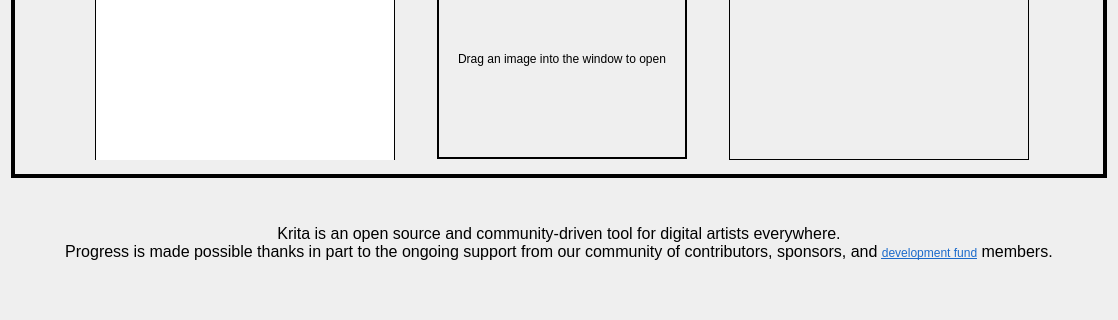
First picture: the form in libs/ui/forms/KisWelcomePage.ui, repository KDE/krita, before the edit; both pictures show x 0 to 1118 and y 418 to 738 of the 1118 by 738 pixel window.
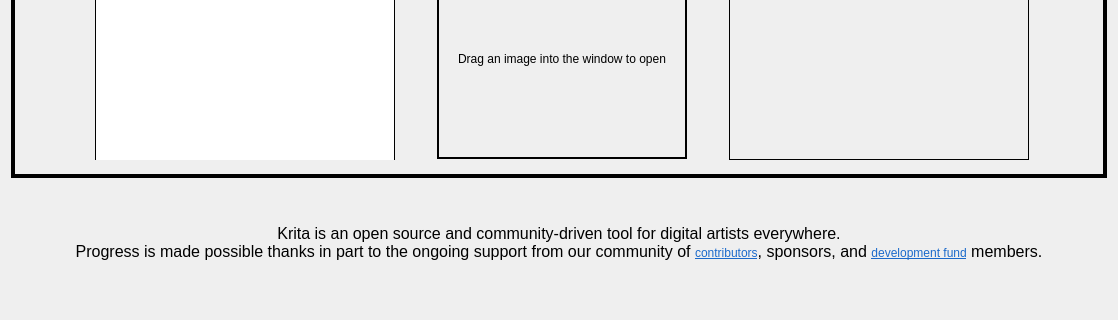
Second picture: the form after the edit. Custom widgets are drawn as their Qt base class.

Commit message: Welcome Page: Added Contributor's Manual link to the blurb.

What changed in the file:
```diff
--- a/libs/ui/forms/KisWelcomePage.ui
+++ b/libs/ui/forms/KisWelcomePage.ui
@@ -1831,7 +1831,7 @@
    <item>
     <widget class="QLabel" name="label">
      <property name="text">
-      <string>&lt;html&gt;&lt;head/&gt;&lt;body&gt;&lt;p&gt;&lt;span style=&quot; font-size:12pt;&quot;&gt;Krita is an open source and community-driven tool for digital artists everywhere.&lt;br/&gt;Progress is made possible thanks in part to the ongoing support from our community of contributors, sponsors, and &lt;/span&gt;&lt;a href=&quot;fund.krita.org&quot;&gt;&lt;span style=&quot; text-decoration: underline; color:#1b6acb;&quot;&gt;development fund&lt;/span&gt;&lt;/a&gt;&lt;span style=&quot; font-size:12pt;&quot;&gt; members.&lt;/span&gt;&lt;/p&gt;&lt;/body&gt;&lt;/html&gt;</string>
+      <string>&lt;html&gt;&lt;head/&gt;&lt;body&gt;&lt;p&gt;&lt;span style=&quot; font-size:12pt;&quot;&gt;Krita is an open source and community-driven tool for digital artists everywhere.&lt;br/&gt;Progress is made possible thanks in part to the ongoing support from our community of &lt;/span&gt;&lt;a href=&quot;https://docs.krita.org/en/contributors_manual.html&quot;&gt;&lt;span style=&quot; text-decoration: underline; color:#1b6acb;&quot;&gt;contributors&lt;/span&gt;&lt;/a&gt;&lt;span style=&quot; font-size:12pt;&quot;&gt;, sponsors, and &lt;/span&gt;&lt;a href=&quot;fund.krita.org&quot;&gt;&lt;span style=&quot; text-decoration: underline; color:#1b6acb;&quot;&gt;development fund&lt;/span&gt;&lt;/a&gt;&lt;span style=&quot; font-size:12pt;&quot;&gt; members.&lt;/span&gt;&lt;/p&gt;&lt;/body&gt;&lt;/html&gt;</string>
      </property>
      <property name="alignment">
       <set>Qt::AlignCenter</set>
```
